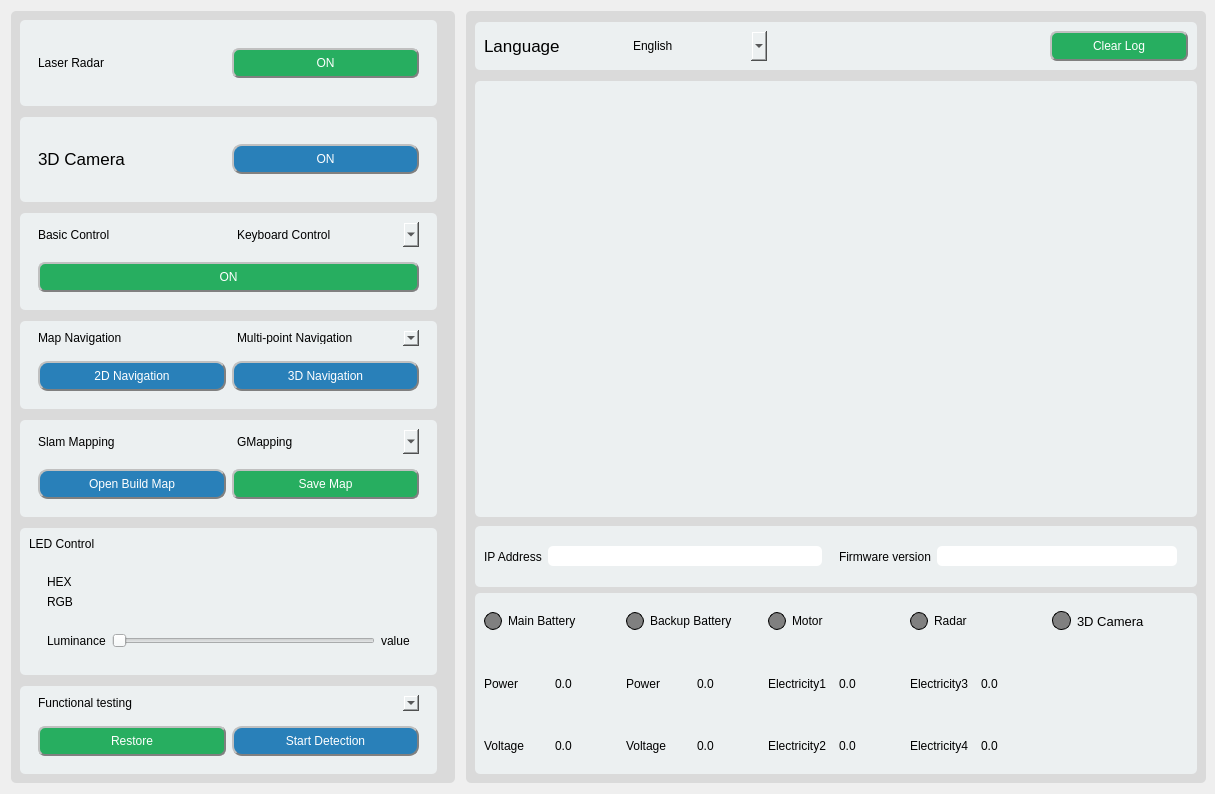
Old version of the form widgets/ui/operation.ui in the repository elephantrobotics/AGV_UI.
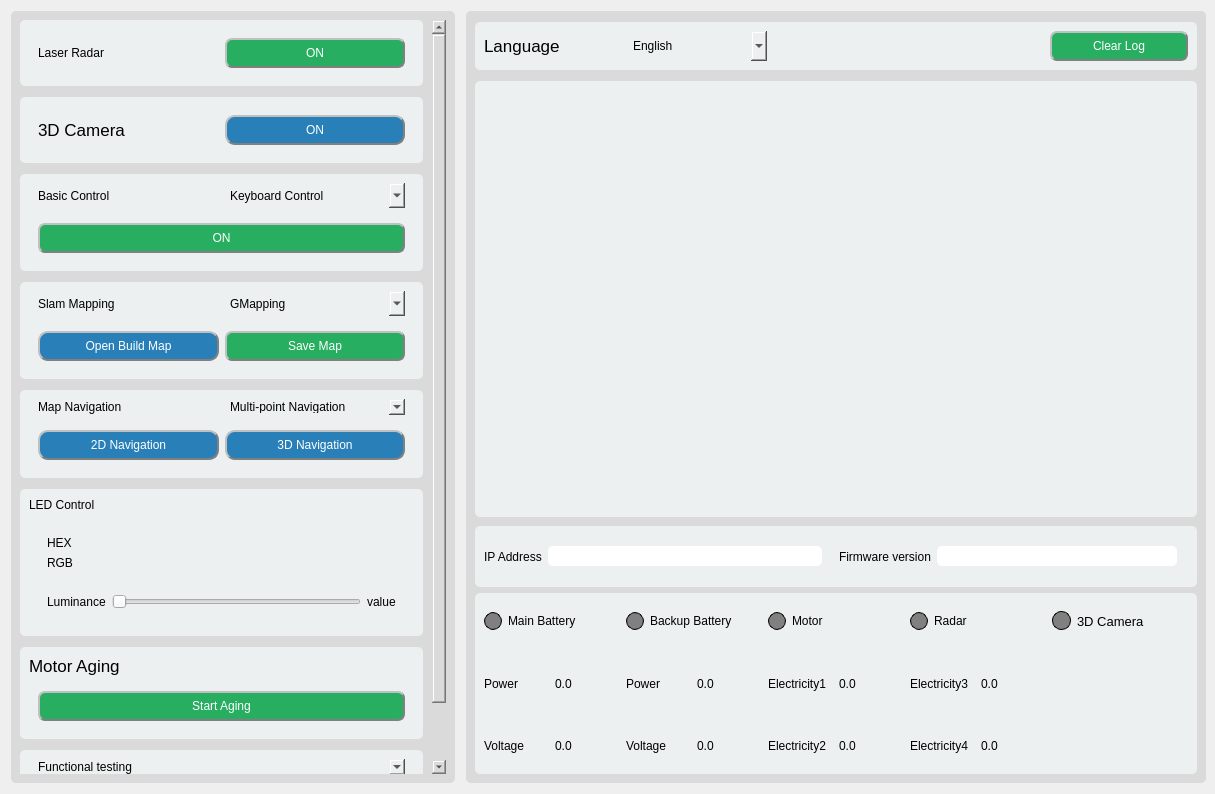
New version of the form.

Commit message: Add aging function and motor abnormality detection

```diff
--- a/widgets/ui/operation.ui
+++ b/widgets/ui/operation.ui
@@ -82,9 +82,9 @@
          <property name="geometry">
           <rect>
            <x>0</x>
-           <y>0</y>
-           <width>427</width>
-           <height>758</height>
+           <y>-79</y>
+           <width>410</width>
+           <height>837</height>
           </rect>
          </property>
          <property name="styleSheet">
@@ -352,136 +352,6 @@
             </layout>
            </widget>
           </item>
-          <item>
-           <widget class="QWidget" name="map_navigation_panel" native="true">
-            <property name="styleSheet">
-             <string notr="true">background-color: rgb(236, 240, 241);</string>
-            </property>
-            <layout class="QVBoxLayout" name="verticalLayout">
-             <item>
-              <widget class="QWidget" name="widget_9" native="true">
-               <property name="sizePolicy">
-                <sizepolicy hsizetype="Preferred" vsizetype="Fixed">
-                 <horstretch>0</horstretch>
-                 <verstretch>0</verstretch>
-                </sizepolicy>
-               </property>
-               <layout class="QHBoxLayout" name="horizontalLayout_5">
-                <property name="topMargin">
-                 <number>0</number>
-                </property>
-                <property name="bottomMargin">
-                 <number>0</number>
-                </property>
-                <item>
-                 <widget class="QLabel" name="label_3">
-                  <property name="styleSheet">
-                   <string notr="true">font: 13pt &quot;Arial&quot;;</string>
-                  </property>
-                  <property name="text">
-                   <string>Map Navigation</string>
-                  </property>
-                 </widget>
-                </item>
-                <item>
-                 <widget class="QComboBox" name="navigation_selection">
-                  <property name="styleSheet">
-                   <string notr="true">color:black;</string>
-                  </property>
-                  <item>
-                   <property name="text">
-                    <string>Multi-point Navigation</string>
-                   </property>
-                  </item>
-                  <item>
-                   <property name="text">
-                    <string>Single-point Navigation</string>
-                   </property>
-                  </item>
-                 </widget>
-                </item>
-               </layout>
-              </widget>
-             </item>
-             <item>
-              <widget class="QWidget" name="widget_2" native="true">
-               <layout class="QHBoxLayout" name="horizontalLayout_8">
-                <item>
-                 <widget class="QPushButton" name="navigation_2d_button">
-                  <property name="minimumSize">
-                   <size>
-                    <width>0</width>
-                    <height>30</height>
-                   </size>
-                  </property>
-                  <property name="styleSheet">
-                   <string notr="true">QPushButton {
-	background-color:rgb(41, 128, 185);
-	color: rgb(255, 255, 255);
-	border-radius: 10px;
-	border: 2px groove gray;
-	border-style: outset;
-	font: 75 9pt &quot;Arial&quot;;
-}
-QPushButton:disabled {
-	background-color:gray;
-	color: rgb(255, 255, 255);
-	border-radius: 7px;
-	border: 2px groove gray;
-	border-style: outset;
-	font: 75 9pt &quot;Arial&quot;;
-}
-</string>
-                  </property>
-                  <property name="text">
-                   <string>2D Navigation</string>
-                  </property>
-                  <property name="checkable">
-                   <bool>true</bool>
-                  </property>
-                 </widget>
-                </item>
-                <item>
-                 <widget class="QPushButton" name="navigation_3d_button">
-                  <property name="minimumSize">
-                   <size>
-                    <width>0</width>
-                    <height>30</height>
-                   </size>
-                  </property>
-                  <property name="styleSheet">
-                   <string notr="true">QPushButton {
-	background-color:rgb(41, 128, 185);
-	color: rgb(255, 255, 255);
-	border-radius: 10px;
-	border: 2px groove gray;
-	border-style: outset;
-	font: 75 9pt &quot;Arial&quot;;
-}
-QPushButton:disabled {
-	background-color:gray;
-	color: rgb(255, 255, 255);
-	border-radius: 7px;
-	border: 2px groove gray;
-	border-style: outset;
-	font: 75 9pt &quot;Arial&quot;;
-}
-</string>
-                  </property>
-                  <property name="text">
-                   <string>3D Navigation</string>
-                  </property>
-                  <property name="checkable">
-                   <bool>true</bool>
-                  </property>
-                 </widget>
-                </item>
-               </layout>
-              </widget>
-             </item>
-            </layout>
-           </widget>
-          </item>
           <item>
            <widget class="QWidget" name="slam_mapping_panel" native="true">
             <property name="styleSheet">
@@ -618,6 +488,136 @@
             </layout>
            </widget>
           </item>
+          <item>
+           <widget class="QWidget" name="map_navigation_panel" native="true">
+            <property name="styleSheet">
+             <string notr="true">background-color: rgb(236, 240, 241);</string>
+            </property>
+            <layout class="QVBoxLayout" name="verticalLayout">
+             <item>
+              <widget class="QWidget" name="widget_9" native="true">
+               <property name="sizePolicy">
+                <sizepolicy hsizetype="Preferred" vsizetype="Fixed">
+                 <horstretch>0</horstretch>
+                 <verstretch>0</verstretch>
+                </sizepolicy>
+               </property>
+               <layout class="QHBoxLayout" name="horizontalLayout_5">
+                <property name="topMargin">
+                 <number>0</number>
+                </property>
+                <property name="bottomMargin">
+                 <number>0</number>
+                </property>
+                <item>
+                 <widget class="QLabel" name="label_3">
+                  <property name="styleSheet">
+                   <string notr="true">font: 13pt &quot;Arial&quot;;</string>
+                  </property>
+                  <property name="text">
+                   <string>Map Navigation</string>
+                  </property>
+                 </widget>
+                </item>
+                <item>
+                 <widget class="QComboBox" name="navigation_selection">
+                  <property name="styleSheet">
+                   <string notr="true">color:black;</string>
+                  </property>
+                  <item>
+                   <property name="text">
+                    <string>Multi-point Navigation</string>
+                   </property>
+                  </item>
+                  <item>
+                   <property name="text">
+                    <string>Single-point Navigation</string>
+                   </property>
+                  </item>
+                 </widget>
+                </item>
+               </layout>
+              </widget>
+             </item>
+             <item>
+              <widget class="QWidget" name="widget_2" native="true">
+               <layout class="QHBoxLayout" name="horizontalLayout_8">
+                <item>
+                 <widget class="QPushButton" name="navigation_2d_button">
+                  <property name="minimumSize">
+                   <size>
+                    <width>0</width>
+                    <height>30</height>
+                   </size>
+                  </property>
+                  <property name="styleSheet">
+                   <string notr="true">QPushButton {
+	background-color:rgb(41, 128, 185);
+	color: rgb(255, 255, 255);
+	border-radius: 10px;
+	border: 2px groove gray;
+	border-style: outset;
+	font: 75 9pt &quot;Arial&quot;;
+}
+QPushButton:disabled {
+	background-color:gray;
+	color: rgb(255, 255, 255);
+	border-radius: 7px;
+	border: 2px groove gray;
+	border-style: outset;
+	font: 75 9pt &quot;Arial&quot;;
+}
+</string>
+                  </property>
+                  <property name="text">
+                   <string>2D Navigation</string>
+                  </property>
+                  <property name="checkable">
+                   <bool>true</bool>
+                  </property>
+                 </widget>
+                </item>
+                <item>
+                 <widget class="QPushButton" name="navigation_3d_button">
+                  <property name="minimumSize">
+                   <size>
+                    <width>0</width>
+                    <height>30</height>
+                   </size>
+                  </property>
+                  <property name="styleSheet">
+                   <string notr="true">QPushButton {
+	background-color:rgb(41, 128, 185);
+	color: rgb(255, 255, 255);
+	border-radius: 10px;
+	border: 2px groove gray;
+	border-style: outset;
+	font: 75 9pt &quot;Arial&quot;;
+}
+QPushButton:disabled {
+	background-color:gray;
+	color: rgb(255, 255, 255);
+	border-radius: 7px;
+	border: 2px groove gray;
+	border-style: outset;
+	font: 75 9pt &quot;Arial&quot;;
+}
+</string>
+                  </property>
+                  <property name="text">
+                   <string>3D Navigation</string>
+                  </property>
+                  <property name="checkable">
+                   <bool>true</bool>
+                  </property>
+                 </widget>
+                </item>
+               </layout>
+              </widget>
+             </item>
+            </layout>
+           </widget>
+          </item>
           <item>
            <widget class="QWidget" name="led_control_panel" native="true">
             <property name="styleSheet">
@@ -723,6 +723,72 @@
             </layout>
            </widget>
           </item>
+          <item>
+           <widget class="QWidget" name="motor_aging_panel" native="true">
+            <property name="styleSheet">
+             <string notr="true">background-color: rgb(236, 240, 241);</string>
+            </property>
+            <layout class="QVBoxLayout" name="verticalLayout_7">
+             <item>
+              <widget class="QLabel" name="label_6">
+               <property name="sizePolicy">
+                <sizepolicy hsizetype="Preferred" vsizetype="Fixed">
+                 <horstretch>0</horstretch>
+                 <verstretch>0</verstretch>
+                </sizepolicy>
+               </property>
+               <property name="font">
+                <font>
+                 <family>Arial</family>
+                 <pointsize>13</pointsize>
+                </font>
+               </property>
+               <property name="text">
+                <string>Motor Aging</string>
+               </property>
+              </widget>
+             </item>
+             <item>
+              <widget class="QWidget" name="widget_6" native="true">
+               <layout class="QVBoxLayout" name="verticalLayout_12">
+                <item>
+                 <widget class="QPushButton" name="start_aging_btn">
+                  <property name="minimumSize">
+                   <size>
+                    <width>0</width>
+                    <height>30</height>
+                   </size>
+                  </property>
+                  <property name="styleSheet">
+                   <string notr="true">QPushButton {
+	background-color: rgb(39, 174, 96);
+	color: rgb(255, 255, 255);
+	border-radius: 7px;
+	border: 2px groove gray;
+	border-style: outset;
+	font: 75 9pt &quot;Arial&quot;;
+}
+QPushButton:disabled {
+	background-color:gray;
+	color: rgb(255, 255, 255);
+	border-radius: 7px;
+	border: 2px groove gray;
+	border-style: outset;
+	font: 75 9pt &quot;Arial&quot;;
+}
+</string>
+                  </property>
+                  <property name="text">
+                   <string>Start Aging</string>
+                  </property>
+                 </widget>
+                </item>
+               </layout>
+              </widget>
+             </item>
+            </layout>
+           </widget>
+          </item>
           <item>
            <widget class="QWidget" name="functional_testing_panel" native="true">
             <property name="styleSheet">
```
Left out of the diff: 2 changed lines with no effect on the pictures. The commit also changes 14 other files.
